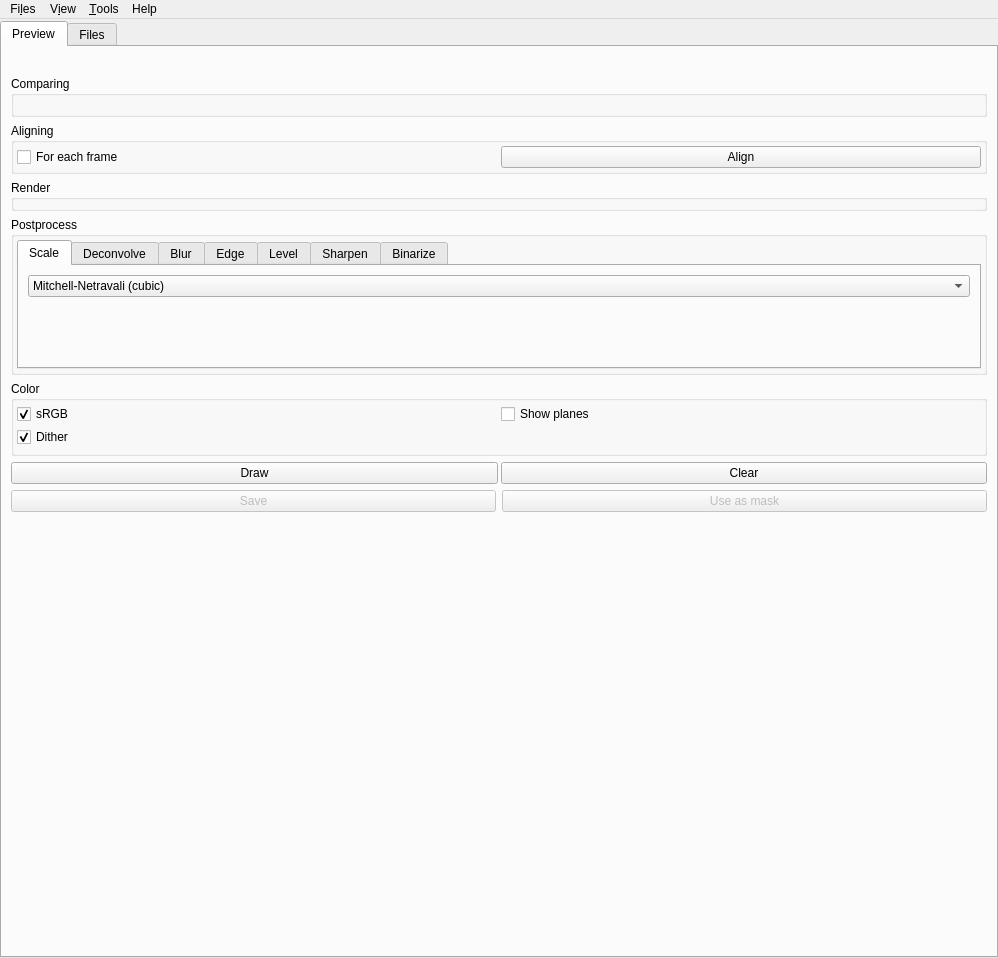
Qt form interface/gui/mainwindow.ui (spillerrec/Overmix) before a commit.
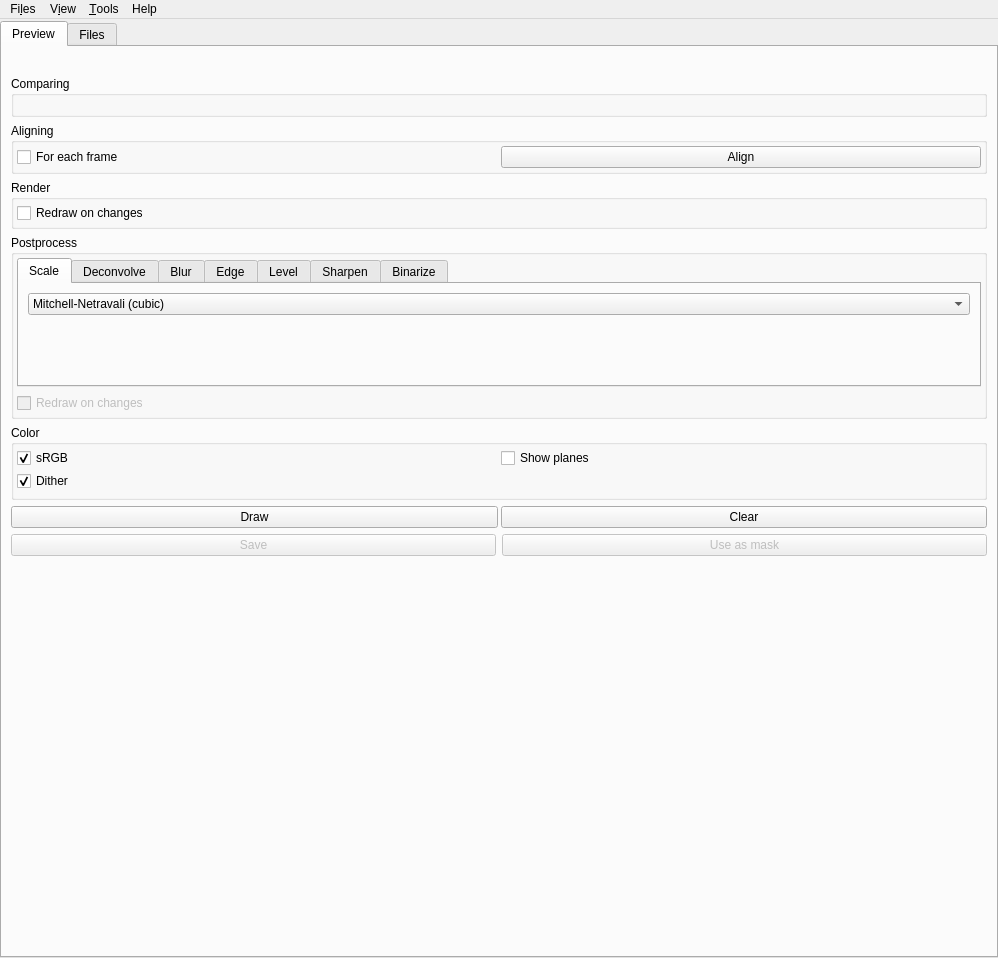
The same form after that commit.

Commit message: ADD: Checkbox to continuarily update render if render settings changes FIX: Changes to AverageRenderConfig did not propagate properly

The edit to the form file:
```diff
--- a/interface/gui/mainwindow.ui
+++ b/interface/gui/mainwindow.ui
@@ -126,6 +126,13 @@
              <property name="bottomMargin">
               <number>3</number>
              </property>
+             <item>
+              <widget class="QCheckBox" name="render_redraw">
+               <property name="text">
+                <string>Redraw on changes</string>
+               </property>
+              </widget>
+             </item>
             </layout>
            </widget>
           </item>
@@ -620,6 +627,16 @@
                </widget>
               </widget>
              </item>
+             <item>
+              <widget class="QCheckBox" name="postprocess_redraw">
+               <property name="enabled">
+                <bool>false</bool>
+               </property>
+               <property name="text">
+                <string>Redraw on changes</string>
+               </property>
+              </widget>
+             </item>
             </layout>
            </widget>
           </item>
```
Left out of the diff: 2 changed lines with no effect on the pictures. The commit also changes 4 other files.
